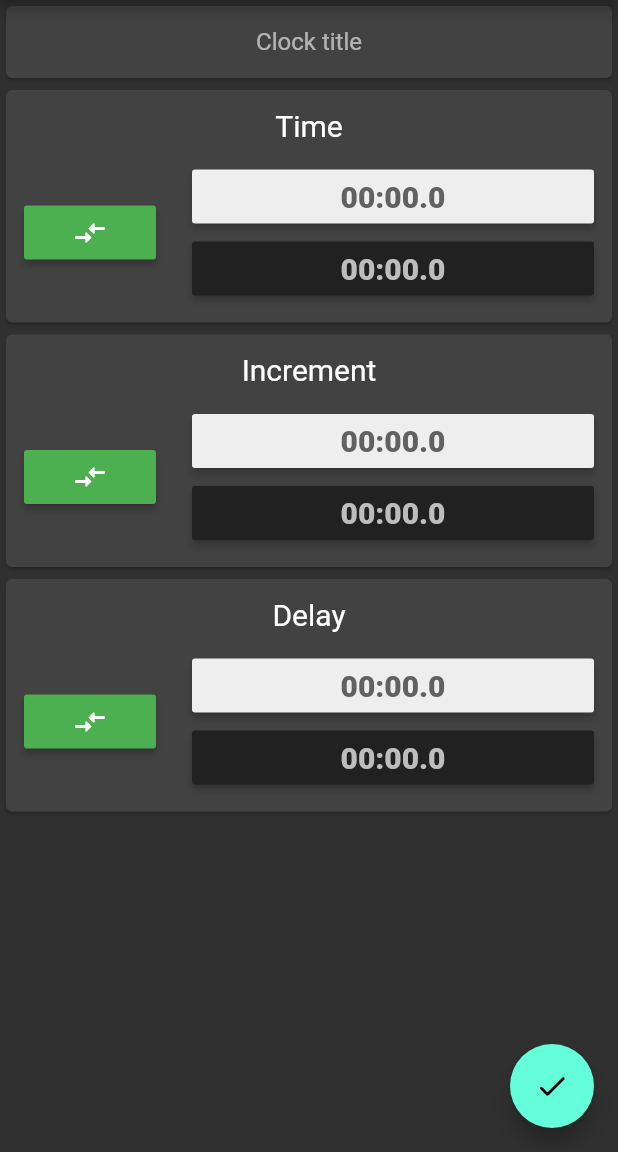
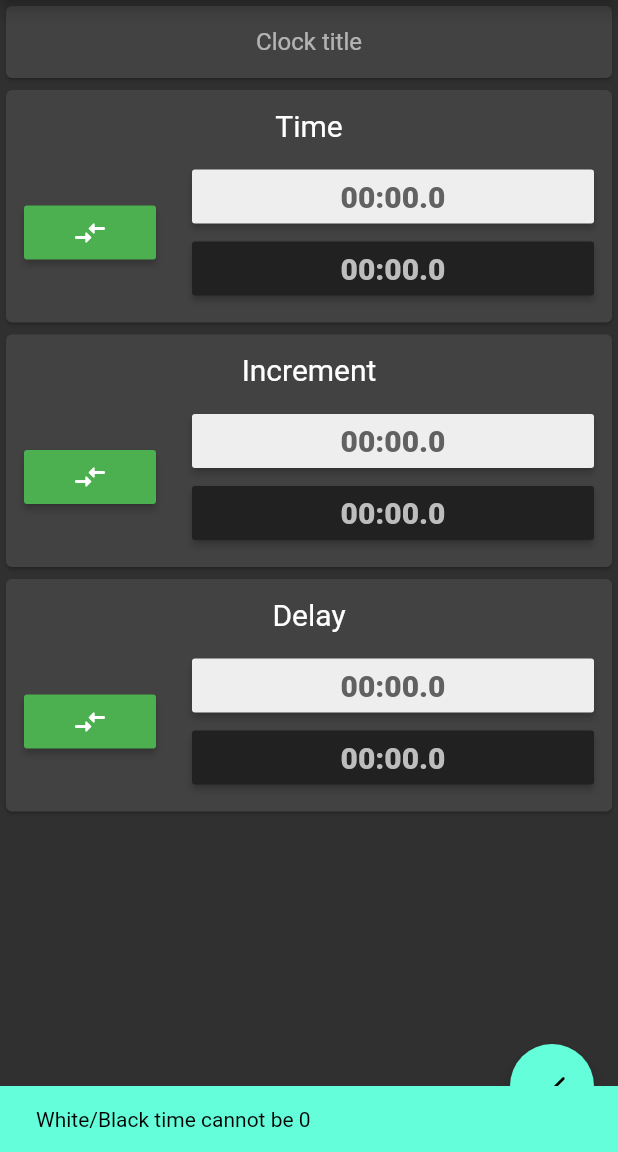
Before and after one commit to nikolajjsj/chess-clock, a Flutter app: the AddClockScreen screen opened directly, on a phone screen of 412 x 824 dp, the part 84-1236 px from its top. Run offline on Flutter 3.47's test engine with Material 2 defaults, Android fonts, the light colour scheme and no system bars; our stand-ins replace equatable, flutter_bloc, get_it, hydrated_bloc, shared_preferences; accounts and stored records are empty.

```diff
--- a/lib/misc/models/clock_model.dart
+++ b/lib/misc/models/clock_model.dart
@@ -13,7 +13,7 @@ class ChessClock {
   });
 
   ChessClock.fromJson(Map<String, dynamic> json)
-      : name = json['name'],
+      : name = json['name'] ?? '',
         white = ChessTimer.fromJson(json['white']),
         black = ChessTimer.fromJson(json['black']);
 
--- a/lib/misc/models/timer_model.dart
+++ b/lib/misc/models/timer_model.dart
@@ -12,9 +12,9 @@ class ChessTimer {
   });
 
   ChessTimer.fromJson(Map<String, dynamic> json)
-      : time = double.parse(json['time']),
-        delay = int.parse(json['delay']),
-        increment = int.parse(json['increment']);
+      : time = json['time'],
+        delay = json['delay'],
+        increment = json['increment'];
 
   Map<String, dynamic> toJson() => {
         'time': time,
--- a/lib/screens/add_clock/add_clock_screen.dart
+++ b/lib/screens/add_clock/add_clock_screen.dart
@@ -1,3 +1,4 @@
+import 'package:chessclock/misc/message_service/message_service.dart';
 import 'package:chessclock/misc/models/clock_model.dart';
 import 'package:chessclock/misc/models/timer_model.dart';
 import 'package:chessclock/misc/utils/time_utils.dart';
@@ -6,6 +7,7 @@ import 'package:chessclock/widgets/dialog/time_dialog.dart';
 import 'package:flutter_bloc/flutter_bloc.dart';
 import 'package:flutter/cupertino.dart';
 import 'package:flutter/material.dart';
+import 'package:chessclock/misc/service_locator.dart';
 
 class AddClockScreen extends StatefulWidget {
   static Route route() {
@@ -47,6 +49,18 @@ class _AddClockScreenState extends State<AddClockScreen> {
         ),
       );
 
+  addChessClock() {
+    if (whiteTime == 0.0 || blackTime == 0.0) {
+      return app<MessageService>().show('White/Black time cannot be 0');
+    } else if (title == '') {
+      return app<MessageService>().show('Clock title is missing');
+    } else {
+      BlocProvider.of<AddClockBloc>(context)
+          .add(AddCustomClock(chessClock: getChessClock()));
+      Navigator.of(context).pop();
+    }
+  }
+
   @override
   Widget build(BuildContext context) {
     return Scaffold(
@@ -55,11 +69,7 @@ class _AddClockScreenState extends State<AddClockScreen> {
       ),
       floatingActionButton: FloatingActionButton(
         child: Icon(Icons.check_rounded),
-        onPressed: () {
-          BlocProvider.of<AddClockBloc>(context)
-              .add(AddCustomClock(chessClock: getChessClock()));
-          Navigator.of(context).pop();
-        },
+        onPressed: addChessClock(),
       ),
       body: ListView(
         children: [
--- a/lib/screens/add_clock/bloc/add_clock_state.dart
+++ b/lib/screens/add_clock/bloc/add_clock_state.dart
@@ -7,7 +7,7 @@ abstract class AddClockState extends Equatable {
   List<Object> get props => [];
 }
 
-class LoadingCustomClocks extends AddClockState {}
+class NoCustomClocks extends AddClockState {}
 
 class CustomClocksLoaded extends AddClockState {
   final List<ChessClock> timers;
```
Also changed, not shown: lib/screens/add_clock/bloc/add_clock_bloc.dart (+8 -8 lines), 1 other file.
